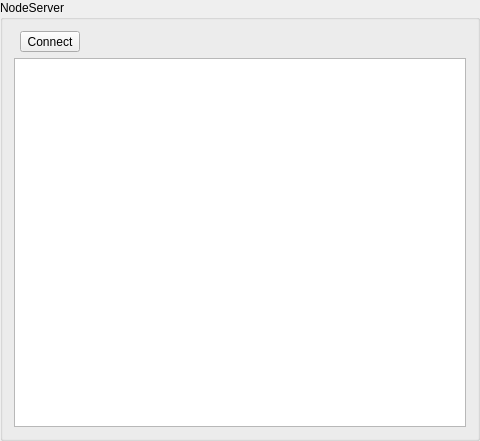
Old version of the form Software/JarvisServer/jarvisServer/gjarvisserverwidget.ui in the repository makespacemadrid/Jarvis.
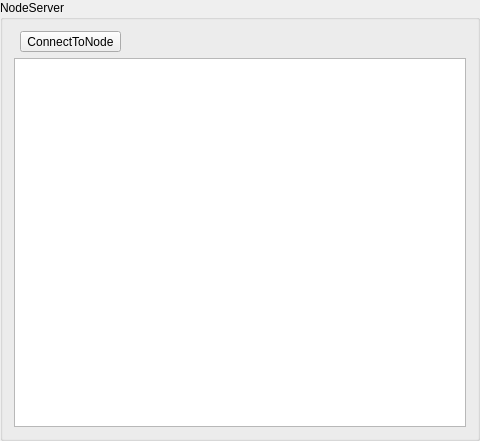
New version of the form. Custom widgets are drawn as their Qt base class.

Diff of the .ui file:
```diff
--- a/Software/JarvisServer/jarvisServer/gjarvisserverwidget.ui
+++ b/Software/JarvisServer/jarvisServer/gjarvisserverwidget.ui
@@ -25,7 +25,7 @@
      <item>
       <widget class="QToolButton" name="btnConnectNode">
        <property name="text">
-        <string>Connect</string>
+        <string>ConnectToNode</string>
        </property>
       </widget>
      </item>
```
